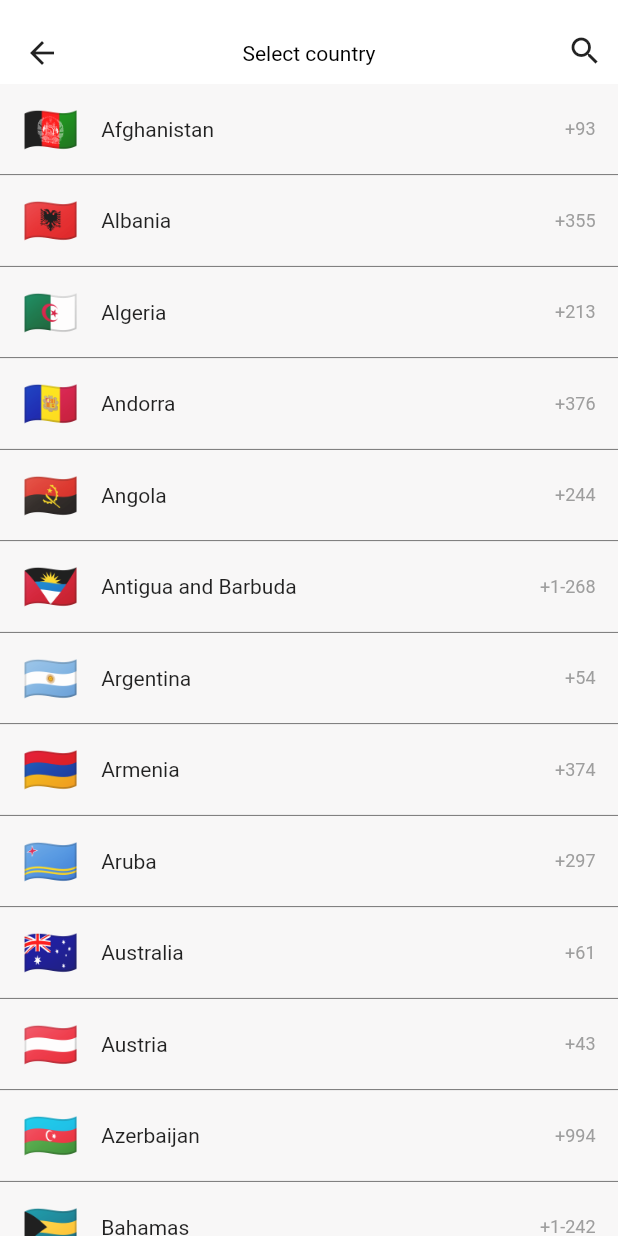
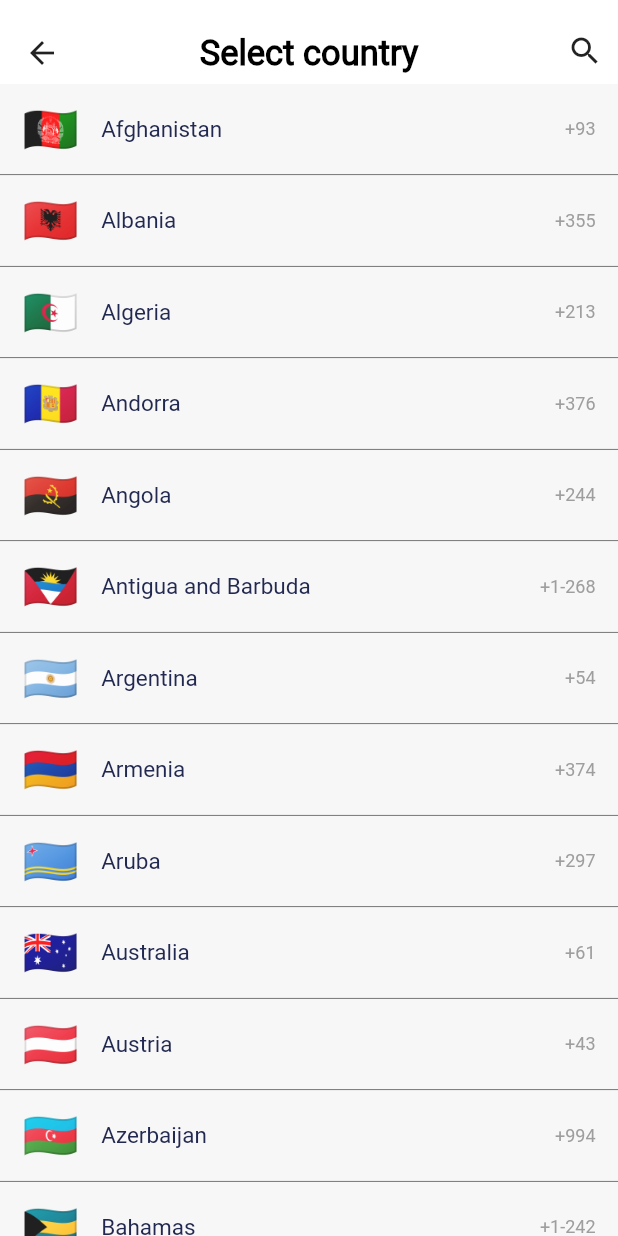
Before and after one commit to sifatullahshah1/europe_license_theory, a Flutter app: the PageCountryList screen opened directly, on a phone screen of 412 x 824 dp. Run offline on Flutter 3.47's test engine with Material 2 defaults, Android fonts, the phone set to English and light mode, and no system bars; our stand-ins replace device_info_plus, easy_localization, firebase_auth, firebase_core, firebase_messaging, flutter_native_image and 6 more; missing offline and left inert: a package; accounts and stored records are empty; Roboto replaces fonts that are missing (IBMPlexMono-Medium, IBMPlexMono-SemiBold, RobotoFlex-Regular); project files that could hold a hidden picture were left out.

Commit message:
lastcommit 12 march

```diff
--- a/lib/app_theme_work/theme_texts.dart
+++ b/lib/app_theme_work/theme_texts.dart
@@ -9,7 +9,7 @@ class ThemeTexts {
   static String Montserrat = "Montserrat";
   static String Roboto = "Roboto";
   static String RobotoSlab = "RobotoSlab";
-
+  static const String RobotoFlex = "RobotoFlex-Regular";
   static String LatoBold = "LatoBold";
   static String LatoLight = "LatoLight";
   static String LatoRegular = "LatoRegular";
@@ -36,24 +36,25 @@ class ThemeTexts {
   //     fontSize: 13, fontFamily: ThemeTexts.SemiBold, color: Colors.black38);
 
   static const textStyleTitle = TextStyle(
-      fontSize: 17,
-      color: Colors.black87,
-      fontWeight: FontWeight.w500,
+      fontSize: 23,
+      color: Color(0xFF222951),
+      fontWeight: FontWeight.w400,
       decoration: TextDecoration.none,
-      fontFamily: Bold);
+      fontFamily: RobotoFlex);
 
   static const textStyleSubTitle = TextStyle(
-      fontSize: 14,
-      color: Colors.black38,
+      fontSize: 23,
+      color: Color(0xFF222951),
+      fontWeight: FontWeight.w700,
       decoration: TextDecoration.none,
-      fontFamily: SemiBold);
+      fontFamily: RobotoFlex);
 
-  static const textStyleTitle2 = TextStyle(
-      fontSize: 14,
-      color: Colors.black87,
-      fontWeight: FontWeight.w500,
+  static const textStyleSubTitle2 = TextStyle(
+      fontSize: 15,
+      color: Color(0xFF222951),
+      fontWeight: FontWeight.w400,
       decoration: TextDecoration.none,
-      fontFamily: ThemeTexts.Medium);
+      fontFamily: RobotoFlex );
 
   static const textStyleValue = const TextStyle(
       fontSize: 12,
@@ -62,16 +63,16 @@ class ThemeTexts {
       decoration: TextDecoration.none,
       fontFamily: ThemeTexts.SemiBold);
 
-  static var appbar_text_style = textStyleTitle2.copyWith(color: Colors.black);
+  static var appbar_text_style = textStyleSubTitle2.copyWith(color: Colors.black);
   static var action_text_style =
       textStyleSubTitle.copyWith(color: Colors.black);
 
-  static var button_text_fill = textStyleTitle2.copyWith(color: Colors.white);
-  static var button_text_transparent = textStyleTitle2.copyWith(color: Colors.white);
+  static var button_text_fill = textStyleSubTitle2.copyWith(color: Colors.white ,fontWeight: FontWeight.w700 );
+  static var button_text_transparent = textStyleSubTitle2.copyWith(fontWeight: FontWeight.w700);
   static var snakbar_text = TextStyle(
       color: Colors.white, fontSize: 16.5, fontWeight: FontWeight.w600);
 
-  static const textCupertinoTitleStyle = textStyleTitle2;
+  static const textCupertinoTitleStyle = textStyleSubTitle2;
 
   static var floating_button_text = TextStyle(
     fontSize: 17,
--- a/lib/app_theme_work/widgets_specific.dart
+++ b/lib/app_theme_work/widgets_specific.dart
@@ -24,7 +24,7 @@ class WidgetsSpecific {
             child: isValue ? checkbox_checked : checkbox_unchecked,
           ),
           SizedBox(width: 5),
-          Text("$title", style: ThemeTexts.textStyleTitle2)
+          Text("$title", style: ThemeTexts.textStyleSubTitle2)
         ],
       ),
     );
--- a/lib/login/screens/page_country_list.dart
+++ b/lib/login/screens/page_country_list.dart
@@ -112,7 +112,7 @@ class _PageCountryListState extends State<PageCountryList> {
               Expanded(
                 child: Text(
                   modelCountry.name,
-                  style: ThemeTexts.textStyleTitle2,
+                  style: ThemeTexts.textStyleSubTitle2,
                 ),
               ),
               Container(
--- a/lib/login/screens/screen_language_selection.dart
+++ b/lib/login/screens/screen_language_selection.dart
@@ -162,7 +162,7 @@ class _ScreenLanguageSelectionState extends State<ScreenLanguageSelection> {
               Expanded(
                 child: Text(
                   modelCountry.name,
-                  style: ThemeTexts.textStyleTitle2,
+                  style: ThemeTexts.textStyleSubTitle2,
                 ),
               ),
               Container(
--- a/lib/onboarding/screen_onboarding.dart
+++ b/lib/onboarding/screen_onboarding.dart
@@ -73,7 +73,7 @@ class _ScreenOnboardingState extends State<ScreenOnboarding> {
                     },
                     child: Text(
                       "onbaording.skip".tr(),
-                      style: ThemeTexts.textStyleTitle2.copyWith(
+                      style: ThemeTexts.textStyleSubTitle2.copyWith(
                           letterSpacing: 0,
                           fontSize: 17,
                           fontWeight: FontWeight.w500,
--- a/lib/screen_splash.dart
+++ b/lib/screen_splash.dart
@@ -10,6 +10,8 @@ import 'package:europe_license_theory/utilities/constant_functions.dart';
 import 'package:europe_license_theory/utilities/language_controller.dart';
 import 'package:flutter/material.dart';
 import 'package:provider/provider.dart';
+
+import 'login/screens/screen_auth_dashboard.dart';
 
 
 class ScreenSplash extends StatefulWidget {
@@ -40,9 +42,9 @@ class _ScreenSplashState extends State<ScreenSplash> {
       if (is_show_board) {
         // ConstantFunctions.OpenNewScreenClean(
         //     context, ScreenLanguageSelection(is_from_splash: true));
-        ConstantFunctions.OpenNewScreenClean(context, ScreenVerifyNumber());
+        ConstantFunctions.OpenNewScreenClean(context, ScreenAuthDashboard());
       } else {
-        ConstantFunctions.OpenNewScreenClean(context, ScreenVerifyNumber());
+        ConstantFunctions.OpenNewScreenClean(context, ScreenAuthDashboard());
         // ConstantFunctions.OpenNewScreenClean(context, ScreenDummyImage());
       }
     });
--- a/lib/settings/screens/screen_due_terms.dart
+++ b/lib/settings/screens/screen_due_terms.dart
@@ -102,7 +102,7 @@ class _ScreenDueTermsState extends State<ScreenDueTerms> {
                     },
                     title: Text(
                       "${due_term_list[index]}",
-                      style: ThemeTexts.textStyleTitle2.copyWith(
+                      style: ThemeTexts.textStyleSubTitle2.copyWith(
                         color: selected_index == index
                             ? Colors.black87
                             : Colors.black,
--- a/lib/utilities/constant_functions.dart
+++ b/lib/utilities/constant_functions.dart
@@ -1,5 +1,4 @@
 import 'dart:io';
-
 import 'package:easy_localization/easy_localization.dart';
 import 'package:europe_license_theory/app_theme_work/widgets_reusing.dart';
 import 'package:flutter/cupertino.dart';
```
Also changed, not shown: lib/app_theme_work/theme_textformfields.dart (+6 -6 lines), lib/app_theme_work/widgets_reusing.dart (+32 -9 lines), lib/login/screens/screen_auth_dashboard.dart (+55 -0 lines), lib/login/screens/screen_verify_email.dart (added, +198 -0 lines), lib/login/screens/screen_verify_number.dart (+4 -3 lines), assets/fonts/RobotoFlex-Regular.ttf (added), 1 other file.
